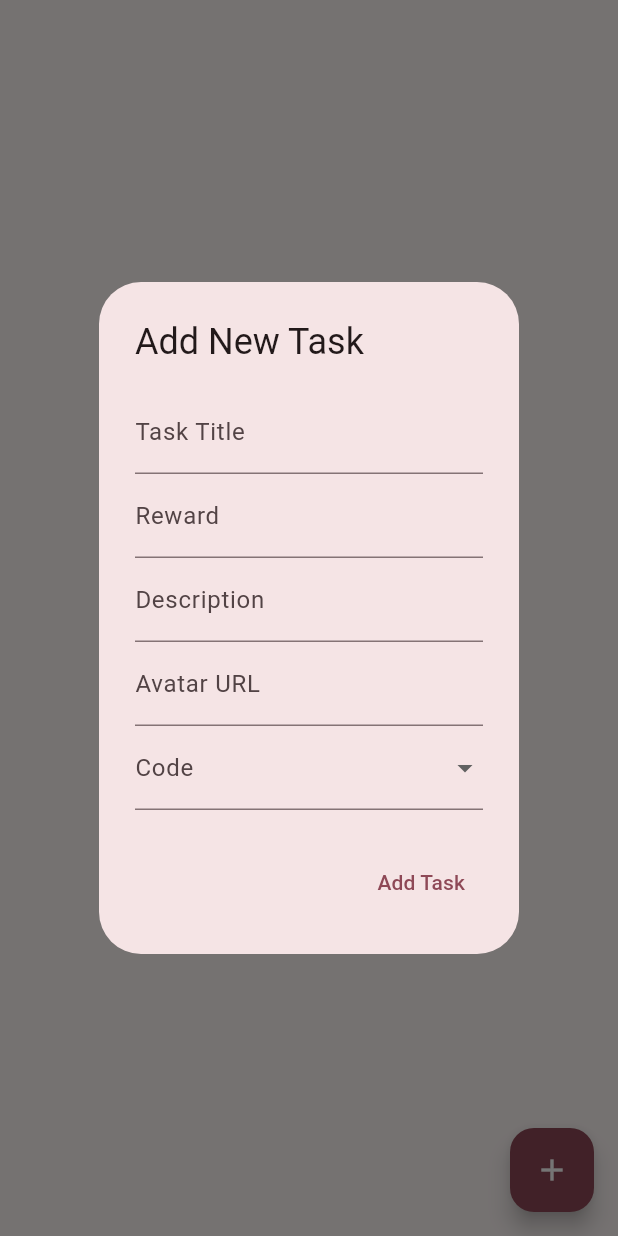
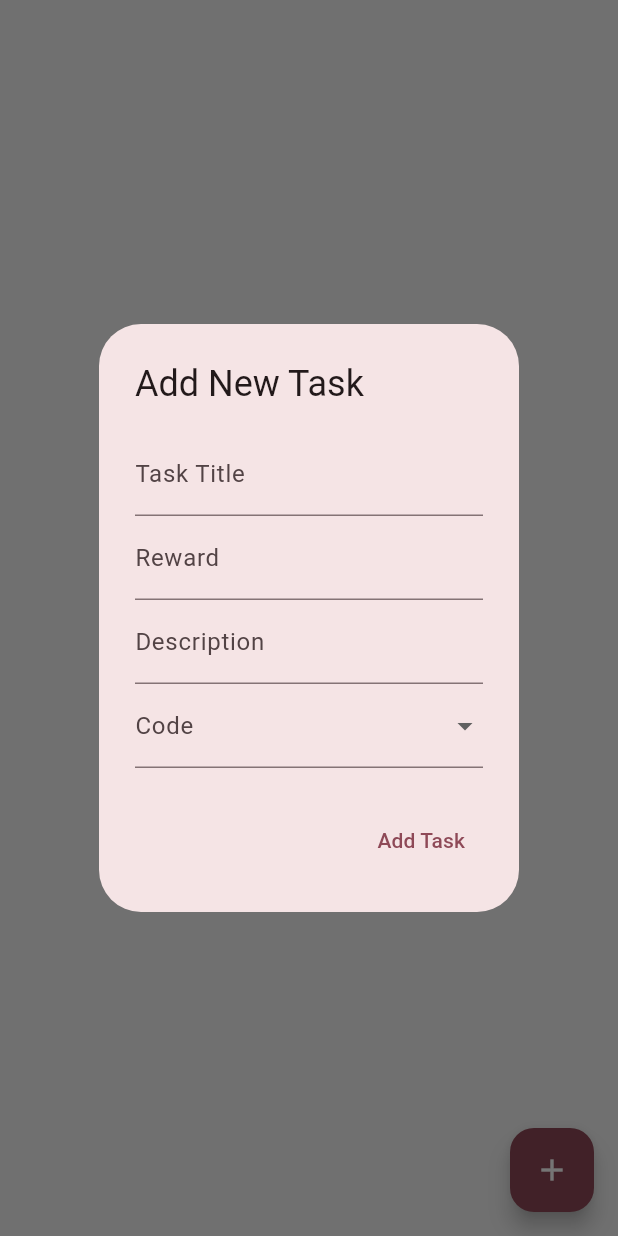
Before and after one commit to mirkovicmilica/DeepHack, a Flutter app: the TaskSwipeScreen screen opened directly with empty values, after a tap on the "add" icon, on a phone screen of 412 x 824 dp. Run offline on Flutter 3.47's test engine with Material 3 defaults, Android fonts, the phone set to English and light mode, and no system bars; our stand-ins replace cloud_firestore, firebase_auth, firebase_core, flutter_spinkit, image_picker; accounts and stored records are empty; network calls fail.

Commit message:
changes ui

```diff
--- a/tasky/lib/screens/tasks/task_swipe_screen.dart
+++ b/tasky/lib/screens/tasks/task_swipe_screen.dart
@@ -25,7 +25,9 @@ class _TaskSwipeScreenState extends State<TaskSwipeScreen> {
   }
 
   Future<void> _loadTasks() async {
-    final fetchedTasks = await _dbService.getIncompleteTasksForGroup(widget.groupId,);
+    final fetchedTasks = await _dbService.getIncompleteTasksForGroup(
+      widget.groupId,
+    );
     setState(() {
       tasks = fetchedTasks;
       isLoading = false;
@@ -116,6 +118,7 @@ class _TaskSwipeScreenState extends State<TaskSwipeScreen> {
                       ),
                       child: Container(
                         // Expand to fill available space
+                        color: Colors.grey[250],
                         width: double.infinity,
                         height: double.infinity,
                         padding: EdgeInsets.symmetric(
@@ -196,7 +199,8 @@ class _TaskSwipeScreenState extends State<TaskSwipeScreen> {
       builder: (context) {
         return AlertDialog(
           title: Text("Add New Task"),
-          content: Column(
+          content: SingleChildScrollView(
+            child: Column(
               mainAxisSize: MainAxisSize.min,
               children: [
                 TextField(
@@ -214,18 +218,28 @@ class _TaskSwipeScreenState extends State<TaskSwipeScreen> {
                   decoration: InputDecoration(labelText: 'Description'),
                 ),
 
-              TextField(
-                controller: _avatarUrlController,
-                decoration: InputDecoration(labelText: 'Avatar URL'),
-              ),
                 DropdownButtonFormField<String>(
-                value: _iconController.text.isNotEmpty ? _iconController.text : null,
+                  value:
+                      _iconController.text.isNotEmpty
+                          ? _iconController.text
+                          : null,
                   decoration: InputDecoration(labelText: 'Code'),
-                items: [
-                  'clean-dishes', 'clean-toilet', 'garbage', 'homework',
-                  'iron-clothes', 'laundry', 'lunch',
-                  'pet-food', 'toilet-paper', 'vacum', 'walk-pet'
-                ].map((code) => DropdownMenuItem(
+                  items:
+                      [
+                            'clean-dishes',
+                            'clean-toilet',
+                            'garbage',
+                            'homework',
+                            'iron-clothes',
+                            'laundry',
+                            'lunch',
+                            'pet-food',
+                            'toilet-paper',
+                            'vacum',
+                            'walk-pet',
+                          ]
+                          .map(
+                            (code) => DropdownMenuItem(
                               value: code,
                               child: Row(
                                 children: [
@@ -238,7 +252,8 @@ class _TaskSwipeScreenState extends State<TaskSwipeScreen> {
                                   Text(code, style: TextStyle(fontSize: 16)),
                                 ],
                               ),
-                    ))
+                            ),
+                          )
                           .toList(),
                   onChanged: (value) {
                     setState(() {
@@ -247,6 +262,7 @@ class _TaskSwipeScreenState extends State<TaskSwipeScreen> {
                   },
                 ),
               ],
+            ),
           ),
           actions: [
             TextButton(
```
Also changed, not shown: tasky/lib/app.dart (+11 -0 lines), tasky/lib/screens/home/home_screen.dart (+4 -15 lines). Lines whose indentation alone changed are shown as unchanged.
